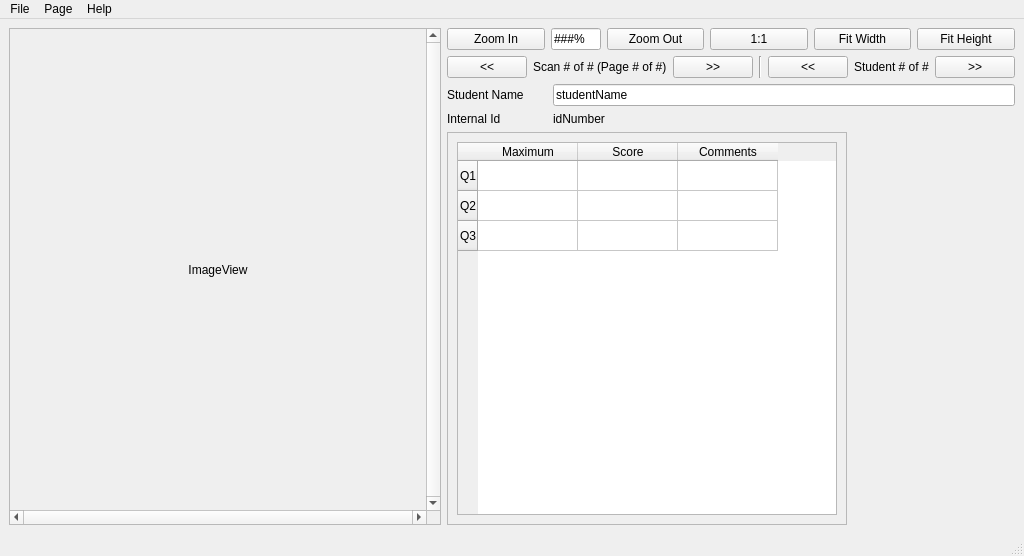
The window that mainwindow.ui (waynepiekarski/qtgrader) describes before a commit, drawn with Qt 5.
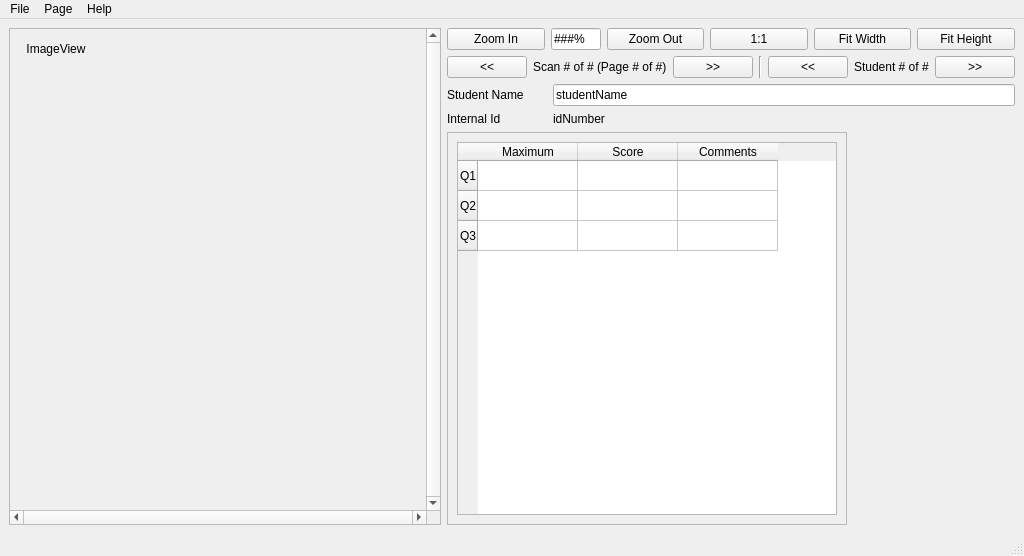
The same window after the commit.

Commit message: Break layout from scroll view to the QLabel, the layout was forcing everything to resize differently than what I wanted

Diff of the .ui file:
```diff
--- a/mainwindow.ui
+++ b/mainwindow.ui
@@ -41,9 +41,15 @@
          <height>472</height>
         </rect>
        </property>
-       <layout class="QHBoxLayout" name="horizontalLayout_7">
-        <item>
          <widget class="QLabel" name="image">
+        <property name="geometry">
+         <rect>
+          <x>12</x>
+          <y>12</y>
+          <width>68</width>
+          <height>16</height>
+         </rect>
+        </property>
           <property name="sizePolicy">
            <sizepolicy hsizetype="Preferred" vsizetype="Preferred">
             <horstretch>0</horstretch>
@@ -60,8 +66,6 @@
            <set>Qt::AlignCenter</set>
           </property>
          </widget>
-        </item>
-       </layout>
       </widget>
      </widget>
     </item>
```
Lines whose indentation alone changed are shown as unchanged.
